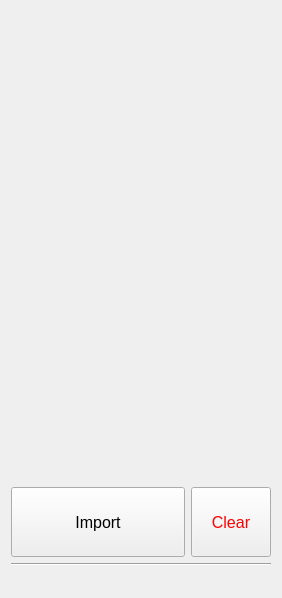
Before: the Qt Designer form widgets/Sidebar.ui in bluemellophone/gzc-client, drawn with Qt 5.
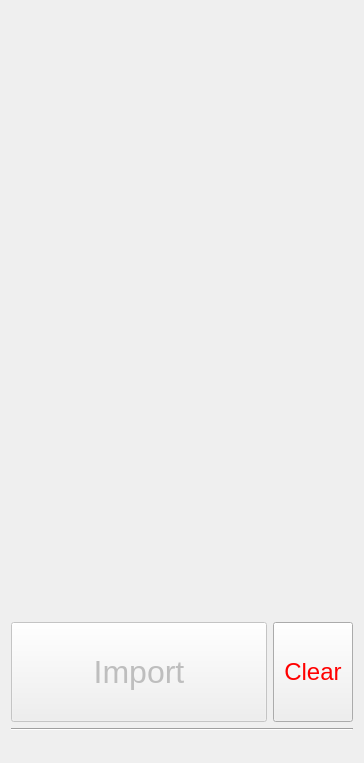
After: the same form once the commit is applied.

The edit to the form file:
```diff
--- a/widgets/Sidebar.ui
+++ b/widgets/Sidebar.ui
@@ -6,8 +6,8 @@
    <rect>
     <x>0</x>
     <y>0</y>
-    <width>282</width>
-    <height>598</height>
+    <width>364</width>
+    <height>763</height>
    </rect>
   </property>
   <property name="minimumSize">
@@ -32,7 +32,7 @@
   </property>
   <layout class="QHBoxLayout" name="horizontalLayout">
    <item>
-    <layout class="QVBoxLayout" name="layout" stretch="0,0,0,0,0,2,0,0">
+    <layout class="QVBoxLayout" name="layout" stretch="1,0,5,1,0,0">
      <item>
       <layout class="QHBoxLayout" name="logo_layout_wide" stretch="0,0,0">
        <item>
@@ -91,29 +91,6 @@
      <item>
       <layout class="QVBoxLayout" name="form"/>
      </item>
-     <item>
-      <widget class="QFrame" name="frame">
-       <property name="frameShape">
-        <enum>QFrame::StyledPanel</enum>
-       </property>
-       <property name="frameShadow">
-        <enum>QFrame::Raised</enum>
-       </property>
-      </widget>
-     </item>
-     <item>
-      <spacer name="verticalSpacer">
-       <property name="orientation">
-        <enum>Qt::Vertical</enum>
-       </property>
-       <property name="sizeHint" stdset="0">
-        <size>
-         <width>20</width>
-         <height>40</height>
-        </size>
-       </property>
-      </spacer>
-     </item>
      <item>
       <layout class="QHBoxLayout" name="button_layout" stretch="5,1">
        <property name="sizeConstraint">
@@ -121,6 +98,9 @@
        </property>
        <item>
         <widget class="QPushButton" name="submit">
+         <property name="enabled">
+          <bool>false</bool>
+         </property>
          <property name="sizePolicy">
           <sizepolicy hsizetype="Minimum" vsizetype="MinimumExpanding">
            <horstretch>0</horstretch>
@@ -130,24 +110,35 @@
          <property name="minimumSize">
           <size>
            <width>0</width>
-           <height>70</height>
+           <height>100</height>
           </size>
          </property>
          <property name="maximumSize">
           <size>
            <width>16777215</width>
-           <height>70</height>
+           <height>100</height>
           </size>
          </property>
          <property name="font">
           <font>
-           <weight>50</weight>
-           <bold>false</bold>
+           <pointsize>-1</pointsize>
           </font>
          </property>
+         <property name="styleSheet">
+          <string notr="true">font-size:32px;</string>
+         </property>
          <property name="text">
           <string>Import</string>
          </property>
+         <property name="iconSize">
+          <size>
+           <width>24</width>
+           <height>24</height>
+          </size>
+         </property>
+         <property name="flat">
+          <bool>false</bool>
+         </property>
         </widget>
        </item>
        <item>
@@ -161,30 +152,35 @@
          <property name="minimumSize">
           <size>
            <width>0</width>
-           <height>70</height>
+           <height>100</height>
           </size>
          </property>
          <property name="maximumSize">
           <size>
            <width>16777215</width>
-           <height>70</height>
+           <height>100</height>
           </size>
          </property>
          <property name="font">
           <font>
-           <weight>50</weight>
-           <bold>false</bold>
+           <pointsize>-1</pointsize>
           </font>
          </property>
          <property name="autoFillBackground">
           <bool>false</bool>
          </property>
          <property name="styleSheet">
-          <string notr="true">color: red;</string>
+          <string notr="true">color: red; font-size:24px;</string>
          </property>
          <property name="text">
           <string>Clear</string>
          </property>
+         <property name="iconSize">
+          <size>
+           <width>28</width>
+           <height>28</height>
+          </size>
+         </property>
          <property name="autoDefault">
           <bool>false</bool>
          </property>
```
